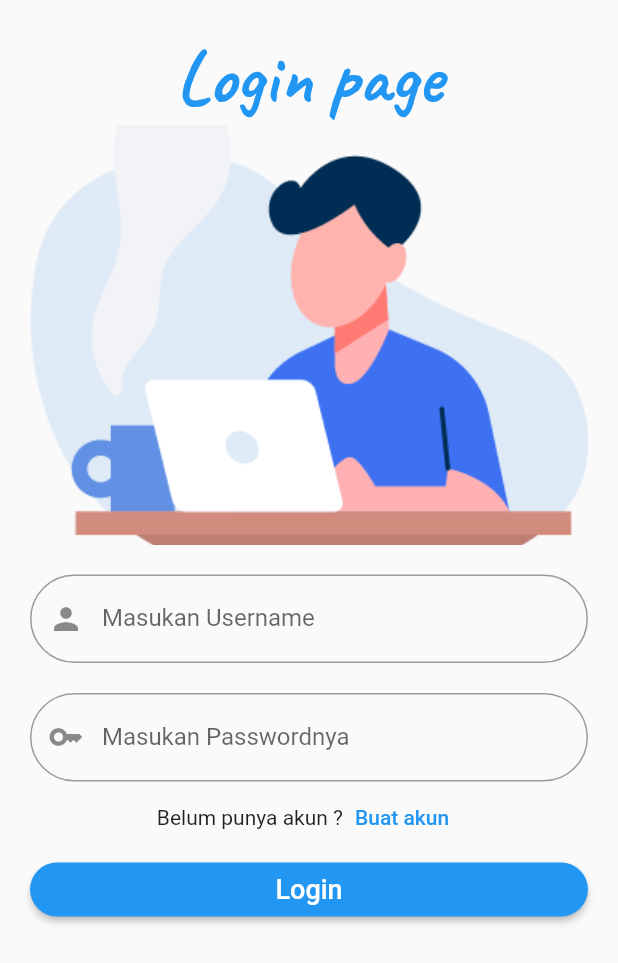
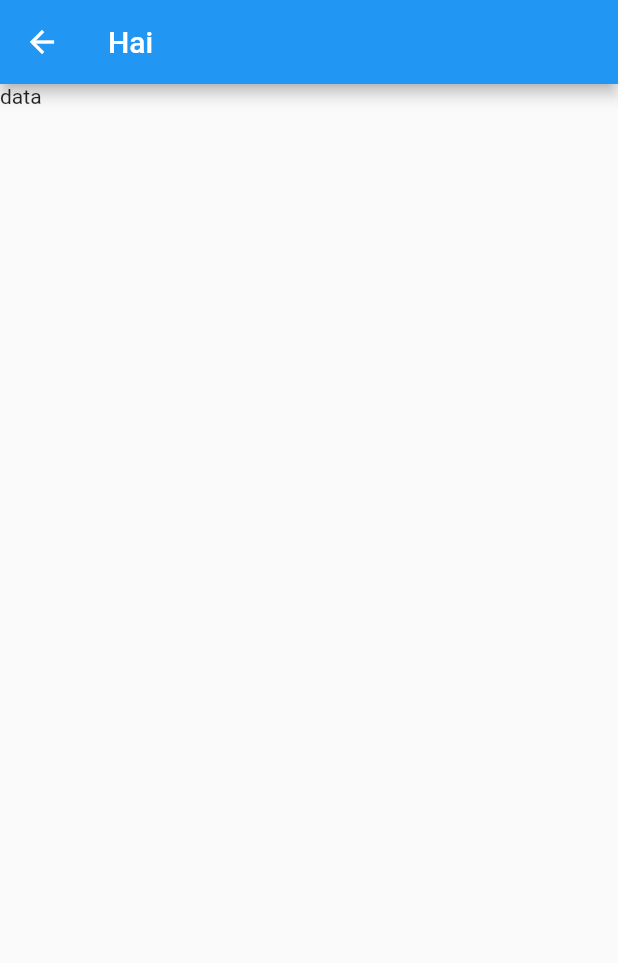
Before and after one commit to Ip-ard/arsipdianmobile, a Flutter app: the LoginScreen screen opened directly, after a tap on "Buat akun", on a phone screen of 412 x 824 dp. Shown: the top 963 px of the screen. Run offline on Flutter 3.47's test engine with Material 2 defaults, Android fonts, the phone set to English and light mode, and no system bars; our stand-ins replace dio, file_picker, flutter_secure_storage, google_fonts, image_gallery_saver, image_picker and 3 more; accounts and stored records are empty.

```diff
--- a/lib/screens/login_screen.dart
+++ b/lib/screens/login_screen.dart
@@ -1,3 +1,5 @@
+import 'package:arsipdian/screens/home_screen.dart';
+import 'package:arsipdian/screens/register.dart';
 import 'package:arsipdian/services/auth.dart';
 import 'package:flutter/material.dart';
 import 'package:google_fonts/google_fonts.dart';
@@ -74,7 +76,10 @@ class _LoginScreenState extends State<LoginScreen> {
               Row(mainAxisAlignment: MainAxisAlignment.center,
                 children: [
                   Text("Belum punya akun ?"),
-                  TextButton(onPressed: (){}, child: Text("Buat akun")),
+                  TextButton(onPressed: (){
+                    //Navigator.push(context, MaterialPageRoute(builder: Register()));
+                    Navigator.of(context).push(MaterialPageRoute(builder: (context)=> Register()));
+                  }, child: Text("Buat akun")),
                 ],
               ),
 
@@ -90,7 +95,8 @@ class _LoginScreenState extends State<LoginScreen> {
                     if(_formKey.currentState!.validate()){
                       Provider.of<Auth>(context, listen: false)
                           .login(creds:creds);
-                      Navigator.pop(context);
+                      Navigator.pop(context,true);
+                      //Navigator.pop(MaterialPageRoute(builder: (context)=>HomeScreen(boleh:"boleh")));
                     }
                   },
                   child: Text("Login",style: TextStyle(color: Colors.white,fontSize: 18),),
--- a/lib/screens/register.dart
+++ b/lib/screens/register.dart
@@ -0,0 +1,18 @@
+import 'package:flutter/material.dart';
+
+class Register extends StatefulWidget {
+  const Register({Key? key}) : super(key: key);
+
+  @override
+  State<Register> createState() => _RegisterState();
+}
+
+class _RegisterState extends State<Register> {
+  @override
+  Widget build(BuildContext context) {
+    return Scaffold(
+      appBar: AppBar(title: Text("Hai"),),
+      body: Text("data"),
+    );
+  }
+}
```
Also changed, not shown: lib/screens/home_screen.dart (+49 -13 lines).
